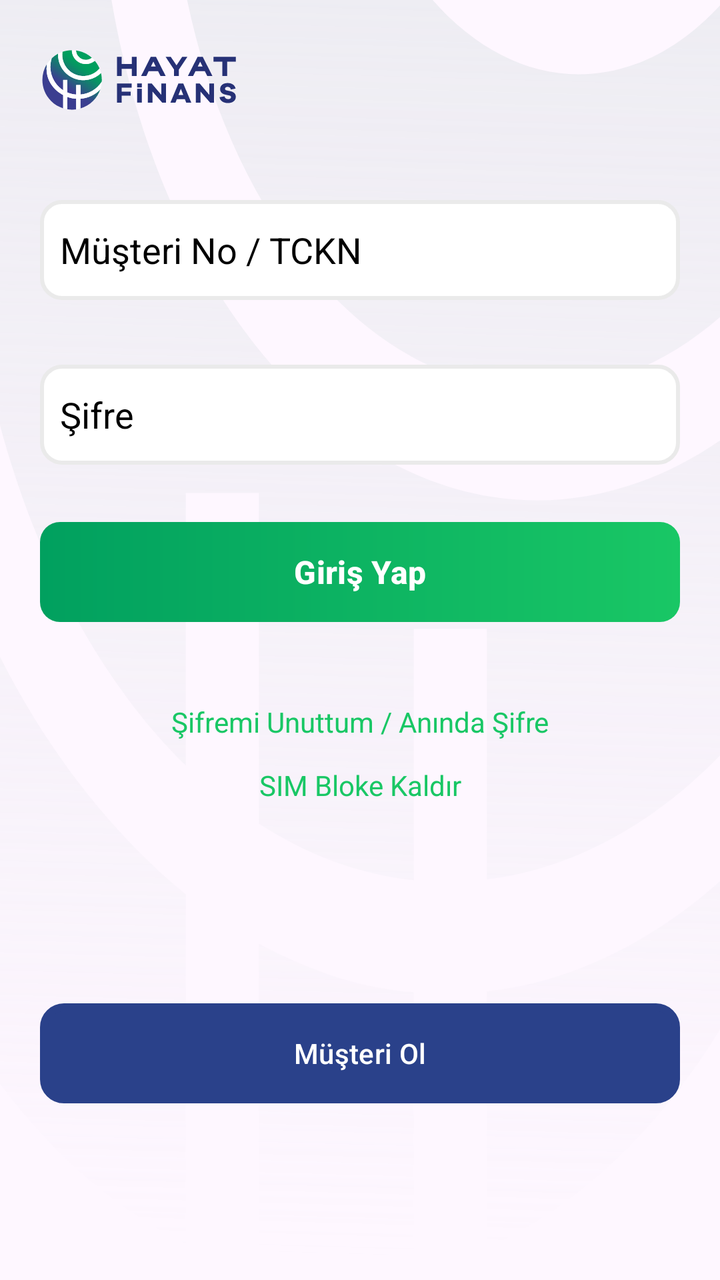
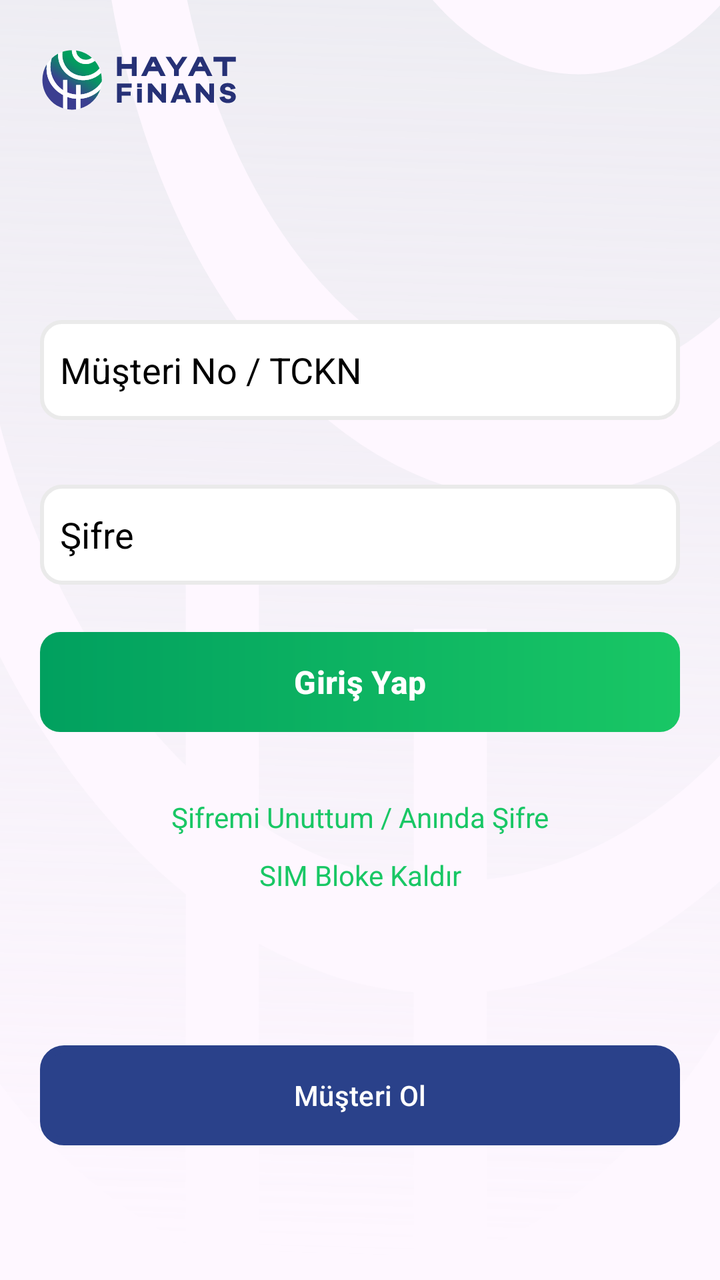

Screens rendered from an Android XML layout before and after an edit, with the pre-edit source and the edit as a unified diff.
<!-- AndroidManifest.xml: application theme Theme.HayatWallet -->
<!-- res/layout/fragment_login.xml -->
<?xml version="1.0" encoding="utf-8"?>
<androidx.constraintlayout.widget.ConstraintLayout
    xmlns:android="http://schemas.android.com/apk/res/android"
    xmlns:app="http://schemas.android.com/apk/res-auto"
    xmlns:tools="http://schemas.android.com/tools"
    android:id="@+id/frameLayout2"
    android:layout_width="match_parent"
    android:layout_height="match_parent"
    android:background="@drawable/shadow_background"
    tools:context=".scenes.login.LoginFragment">



        <EditText
            android:id="@+id/idInput"
            android:layout_width="fill_parent"
            android:layout_height="50dp"
            android:layout_marginStart="20dp"
            android:layout_marginTop="40dp"
            android:layout_marginEnd="20dp"
            android:background="@drawable/custom_input"
            android:ems="10"
            android:hint="@string/hintForTC"
            android:inputType="textEmailAddress"
            android:paddingLeft="10dp"
            android:textAlignment="viewStart"
            android:textColorHint="#000000"
            app:layout_constraintBottom_toBottomOf="parent"
            app:layout_constraintEnd_toEndOf="parent"
            app:layout_constraintHorizontal_bias="0.0"
            app:layout_constraintStart_toStartOf="parent"
            app:layout_constraintTop_toBottomOf="@+id/imageView"
            app:layout_constraintVertical_bias="0.0" />

        <EditText
            android:id="@+id/PasswordField"
            android:layout_width="fill_parent"
            android:layout_height="50dp"
            android:layout_marginStart="20dp"
            android:layout_marginTop="32dp"
            android:layout_marginEnd="20dp"
            android:background="@drawable/custom_input"
            android:ems="10"
            android:hint="@string/passwordHint"
            android:paddingLeft="10dp"
            android:inputType="textPassword"
            android:textAlignment="viewStart"
            android:textColorHint="#000000"
            app:layout_constraintBottom_toBottomOf="parent"
            app:layout_constraintEnd_toEndOf="parent"
            app:layout_constraintHorizontal_bias="0.0"
            app:layout_constraintStart_toStartOf="parent"
            app:layout_constraintTop_toBottomOf="@+id/idInput"
            app:layout_constraintVertical_bias="0.001" />

        <ImageView
            android:id="@+id/imageView"
            android:layout_width="wrap_content"
            android:layout_height="wrap_content"
            android:layout_marginStart="20dp"
            android:layout_marginTop="20dp"
            android:src="@drawable/logo1"
            app:layout_constraintEnd_toEndOf="parent"
            app:layout_constraintHorizontal_bias="0.0"
            app:layout_constraintStart_toStartOf="parent"
            app:layout_constraintTop_toTopOf="parent" />

        <Button
            android:id="@+id/LogInButton"
            android:layout_width="fill_parent"
            android:layout_height="50dp"
            android:layout_marginStart="20dp"
            android:layout_marginEnd="20dp"
            android:background="@drawable/btn1"
            app:backgroundTint="@null"

            android:text="@string/Login"
            android:textSize="16sp"
            android:textStyle="bold"
            app:layout_constraintBottom_toBottomOf="parent"
            app:layout_constraintEnd_toEndOf="parent"
            app:layout_constraintHorizontal_bias="0.49"
            app:layout_constraintStart_toStartOf="parent"
            app:layout_constraintTop_toBottomOf="@+id/PasswordField"
            app:layout_constraintVertical_bias="0.07999998" />

        <TextView
            android:id="@+id/ForgotPassword"
            android:layout_width="wrap_content"
            android:layout_height="wrap_content"
            android:text="@string/ForgetPassword"
            android:textColor="@color/endColor"
            app:layout_constraintBottom_toBottomOf="parent"
            app:layout_constraintEnd_toEndOf="parent"
            app:layout_constraintStart_toStartOf="parent"
            app:layout_constraintTop_toBottomOf="@+id/LogInButton"
            app:layout_constraintVertical_bias="0.13" />

        <TextView
            android:id="@+id/SIMField"
            android:layout_width="wrap_content"
            android:layout_height="wrap_content"
            android:text="@string/SimBloke"
            android:textColor="@color/endColor"
            app:layout_constraintBottom_toBottomOf="parent"
            app:layout_constraintEnd_toEndOf="parent"
            app:layout_constraintStart_toStartOf="parent"
            app:layout_constraintTop_toBottomOf="@+id/ForgotPassword"
            app:layout_constraintVertical_bias="0.050000012" />

        <Button
            android:id="@+id/button3"
            android:layout_width="match_parent"
            android:layout_height="50dp"
            android:layout_marginStart="20dp"
            android:layout_marginEnd="20dp"
            android:background="@drawable/btn3"
            android:text="Müşteri Ol"
            app:backgroundTint="@null"
            app:layout_constraintBottom_toBottomOf="parent"
            app:layout_constraintEnd_toEndOf="parent"
            app:layout_constraintStart_toStartOf="parent"
            app:layout_constraintTop_toBottomOf="@+id/SIMField"
            app:layout_constraintVertical_bias="0.53" />

</androidx.constraintlayout.widget.ConstraintLayout>
<!-- resources referenced by this layout -->
<resources>
  <color name="endColor">#19c765</color>
  <!-- drawable btn1 (drawable) -->
  <?xml version="1.0" encoding="utf-8"?>
  <shape xmlns:android="http://schemas.android.com/apk/res/android">
              <gradient android:startColor="@color/startColor"
                  android:endColor="@color/endColor"
                  android:type="linear">
              </gradient>
      <corners android:radius="10dp"/>
  </shape>
  <!-- drawable btn3 (drawable) -->
  <?xml version="1.0" encoding="utf-8"?>
  <shape xmlns:android="http://schemas.android.com/apk/res/android">
      <corners android:radius="10dp"/>
      <stroke android:color="@color/blue"
          android:width="4dp"/>
      <solid android:color="@color/blue" />
  </shape>
  <!-- drawable custom_input (drawable) -->
  <selector xmlns:android="http://schemas.android.com/apk/res/android">
      <item android:state_focused="true">
          <shape android:shape="rectangle">
              <solid android:color="@color/white"/>
              <corners android:radius="10dp"/>
              <stroke android:color="@color/inputborder" android:width="2dp"/>
          </shape>
      </item>
      <item>
          <shape android:shape="rectangle">
              <solid android:color="@color/white"/>
              <corners android:radius="10dp"/>
              <stroke android:color="@color/inputborder" android:width="2dp"/>
          </shape>
      </item>
  </selector>
  <!-- drawable logo1: vector/xml drawable (drawable, 9080 chars, omitted) -->
  <!-- drawable shadow_background: vector/xml drawable (drawable, 5086 chars, omitted) -->
  <string name="ForgetPassword"> Şifremi Unuttum / Anında Şifre</string>
  <string name="Login">Giriş Yap</string>
  <string name="SimBloke"> SIM Bloke Kaldır</string>
  <string name="hintForTC">Müşteri No / TCKN</string>
  <string name="passwordHint">Şifre</string>
  <style name="Theme.HayatWallet" parent="Base.Theme.HayatWallet" />
  <color name="startColor">#01a05f</color>
  <color name="blue">#2a418a</color>
  <color name="white">#FFFFFFFF</color>
  <color name="inputborder">#eaeaea</color>
  <style name="Base.Theme.HayatWallet" parent="Theme.Material3.DayNight.NoActionBar">
          
          
      </style>
</resources>

<!-- the commit's change to res/layout/fragment_login.xml (unified diff, before → after) -->
@@ -10,13 +10,12 @@
     tools:context=".scenes.login.LoginFragment">
 
 
-
         <EditText
             android:id="@+id/idInput"
             android:layout_width="fill_parent"
             android:layout_height="50dp"
             android:layout_marginStart="20dp"
-            android:layout_marginTop="40dp"
+            android:layout_marginTop="100dp"
             android:layout_marginEnd="20dp"
             android:background="@drawable/custom_input"
             android:ems="10"
